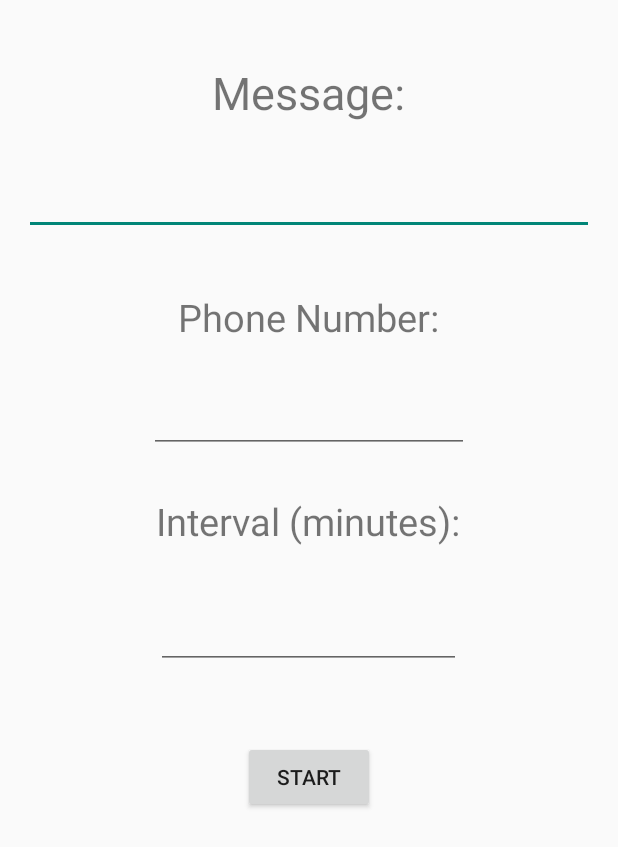
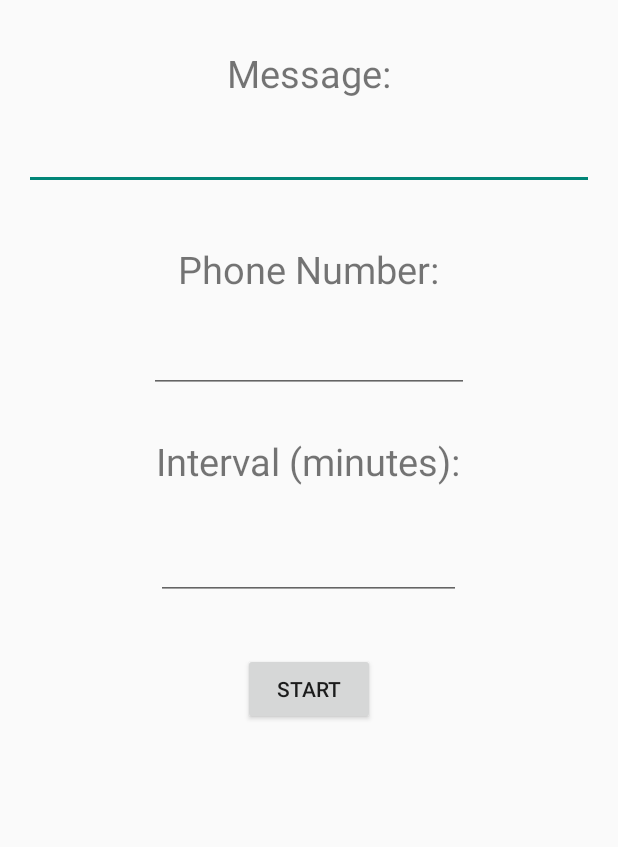
Before and after one commit to humzam/awty, an Android app: the screen it shows after launch (MainActivity), after a tap on "START", on a phone screen of 412 x 824 dp. Shown: the top 847 px of the screen. Run offline under Robolectric (Android 15) with nearby library versions, the phone set to English and light mode, and no system bars.

Commit message:
fixed bugs and added screenshots

```diff
--- a/app/src/main/AndroidManifest.xml
+++ b/app/src/main/AndroidManifest.xml
@@ -16,6 +16,7 @@
                 <category android:name="android.intent.category.LAUNCHER" />
             </intent-filter>
         </activity>
+        <receiver android:name=".AlarmReceiver"></receiver>
     </application>
 
 </manifest>
--- a/app/src/main/java/edu/washington/humzam/awty/AlarmReceiver.java
+++ b/app/src/main/java/edu/washington/humzam/awty/AlarmReceiver.java
@@ -15,5 +15,6 @@ public class AlarmReceiver extends BroadcastReceiver {
         String message = intent.getStringExtra("message");
         String phoneNum = intent.getStringExtra("phoneNum");
         Toast.makeText(context, phoneNum +" : " + message, Toast.LENGTH_LONG).show();
+        Log.i("BroadcastReceiver", "received broadcast");
     }
 }
--- a/app/src/main/java/edu/washington/humzam/awty/MainActivity.java
+++ b/app/src/main/java/edu/washington/humzam/awty/MainActivity.java
@@ -7,6 +7,7 @@ import android.content.Context;
 import android.content.Intent;
 import android.support.v7.app.ActionBarActivity;
 import android.os.Bundle;
+import android.util.Log;
 import android.view.Menu;
 import android.view.MenuItem;
 import android.view.View;
@@ -22,6 +23,9 @@ public class MainActivity extends Activity {
     private EditText intervalEditText;
     private PendingIntent pendingIntent;
     private AlarmManager alarmManager;
+    private boolean startMessage;
+
+    private static final String TAG = "MainActivity";
 
     @Override
     protected void onCreate(Bundle savedInstanceState) {
@@ -29,32 +33,42 @@ public class MainActivity extends Activity {
         setContentView(R.layout.activity_main);
 
         message = (EditText) findViewById(R.id.message_txt);
-        final String messageText = message.getText().toString();
         phoneNum = (EditText) findViewById(R.id.phone_num);
         intervalEditText = (EditText) findViewById(R.id.interval_num);
         alarmManager = (AlarmManager) getSystemService(Context.ALARM_SERVICE);
+        startMessage = false;
 
         start = (Button) findViewById(R.id.start_btn);
         start.setOnClickListener(new View.OnClickListener() {
             @Override
             public void onClick(View v) {
+                String messageText = message.getText().toString();
                 String intervalText = intervalEditText.getText().toString();
                 boolean goodInterval = intervalText.trim().length() > 0 && Integer.parseInt(intervalText) > 0;
                 if (message.getText().toString().trim().length() > 0 &&         // make sure controls are filled with legitimate values
-                    phoneNum.getText().toString().trim().length() > 0 &&
+                    phoneNum.getText().toString().trim().length() >= 10 &&
                     goodInterval) {
-                    start.setText("Start");
-                    int phoneNumber = Integer.parseInt(phoneNum.getText().toString());
+                    if (!startMessage) {
+                        start.setText("Stop");
+                        Log.i(TAG, "phone string is " + phoneNum.getText().toString());
+                        String phoneNumber = phoneNum.getText().toString();
                         int interval = Integer.parseInt(intervalEditText.getText().toString());
+                        Log.i(TAG, "interval is " + interval);
+                        Log.i(TAG, "millis is " + interval * 60 * 1000);
+                        startMessage = true;
                         Intent alarmIntent = new Intent(MainActivity.this, AlarmReceiver.class);
                         alarmIntent.putExtra("message", messageText);
                         alarmIntent.putExtra("phoneNum", phoneNumber);
                         pendingIntent = PendingIntent.getBroadcast(MainActivity.this, 0, alarmIntent, 0);
-                    alarmManager.setRepeating(AlarmManager.ELAPSED_REALTIME, 0, interval * 1000* 60, pendingIntent);
-                } else{
+                        alarmManager.setInexactRepeating(AlarmManager.RTC, System.currentTimeMillis(), interval * 1000 * 60, pendingIntent);
+                    } else {
+                        startMessage = false;
                         start.setText("Start");
                         alarmManager.cancel(pendingIntent);
                         pendingIntent.cancel();
+                    }
+                } else {
+                    Log.i(TAG, "didn't validate");
                 }
             }
         });
--- a/app/src/main/res/layout/activity_main.xml
+++ b/app/src/main/res/layout/activity_main.xml
@@ -7,17 +7,17 @@
 
     <TextView android:text="Message:" android:layout_width="wrap_content"
         android:layout_height="wrap_content"
-        android:layout_marginTop="25dp"
+        android:layout_marginTop="15dp"
         android:layout_alignParentTop="true"
         android:layout_centerHorizontal="true"
-        android:textSize="30dp"
+        android:textSize="25dp"
         android:id="@+id/textView" />
 
     <EditText
         android:layout_width="match_parent"
         android:layout_height="wrap_content"
         android:id="@+id/message_txt"
-        android:layout_marginTop="29dp"
+        android:layout_marginTop="15dp"
         android:inputType="text"
         android:layout_below="@+id/textView"
         android:layout_centerHorizontal="true" />
@@ -27,7 +27,7 @@
         android:layout_height="wrap_content"
         android:text="Phone Number:"
         android:id="@+id/textView2"
-        android:layout_marginTop="37dp"
+        android:layout_marginTop="35dp"
         android:textSize="25dp"
         android:layout_below="@+id/message_txt"
         android:layout_centerHorizontal="true" />
@@ -40,7 +40,7 @@
         android:id="@+id/phone_num"
         android:layout_below="@+id/textView2"
         android:layout_centerHorizontal="true"
-        android:layout_marginTop="28dp" />
+        android:layout_marginTop="20dp" />
 
     <TextView
         android:layout_width="wrap_content"
@@ -58,7 +58,7 @@
         android:inputType="number"
         android:ems="10"
         android:id="@+id/interval_num"
-        android:layout_marginTop="36dp"
+        android:layout_marginTop="30dp"
         android:layout_below="@+id/textView3"
         android:layout_alignRight="@+id/textView3"
         android:layout_alignEnd="@+id/textView3"
@@ -72,6 +72,6 @@
         android:id="@+id/start_btn"
         android:layout_below="@+id/interval_num"
         android:layout_centerHorizontal="true"
-        android:layout_marginTop="48dp" />
+        android:layout_marginTop="35dp" />
 
 </RelativeLayout>
```
Also changed, not shown: 2 other files. Lines whose indentation alone changed are shown as unchanged.
